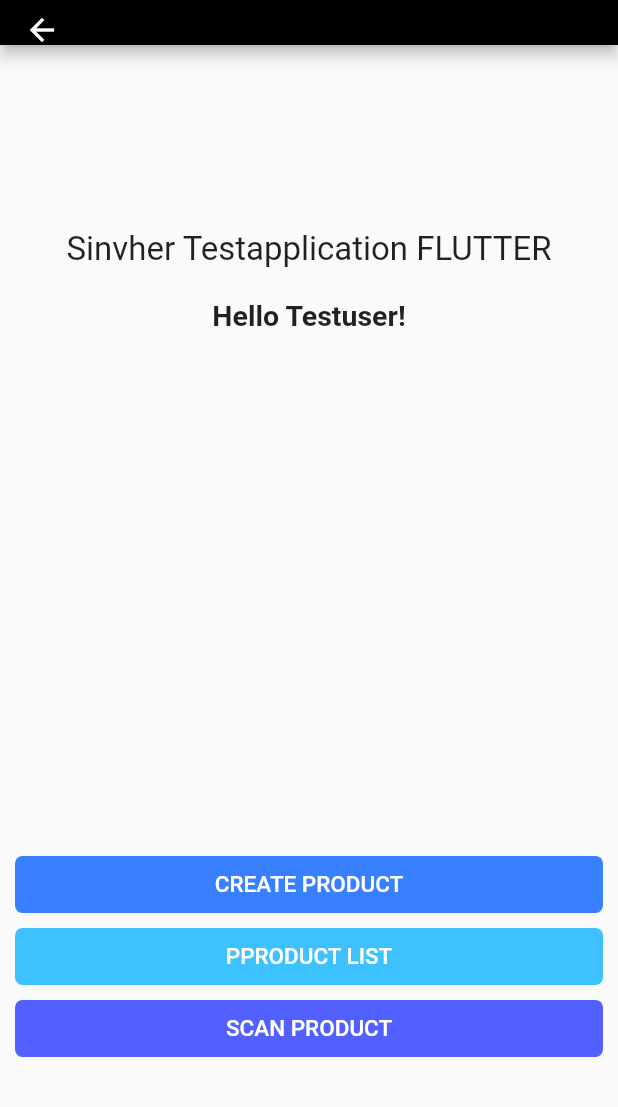
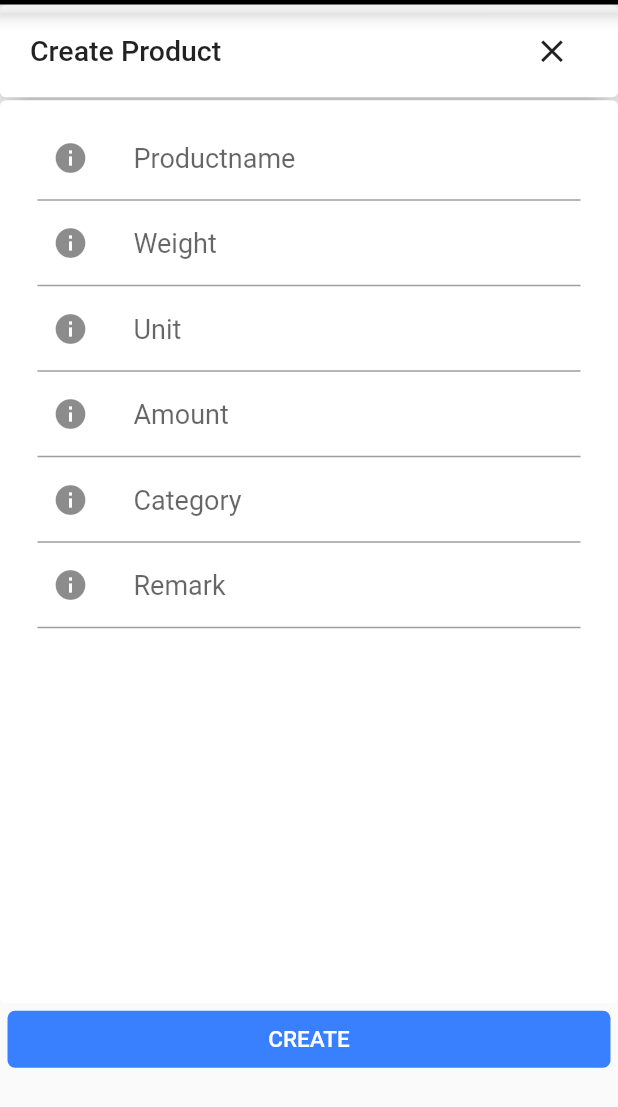
Before and after one commit to ZvexhalProject/flutter-prototype, a Flutter app: the DashboardPage screen opened directly, after a tap on "CREATE PRODUCT", on a phone screen of 412 x 824 dp. Shown: the top 1107 px of the screen. Run offline on Flutter 3.47's test engine with Material 2 defaults, Android fonts, the phone set to English and light mode, and no system bars; our stand-ins replace rflutter_alert; missing offline and left inert: flutter_barcode_scanner.

Commit message:
final prototype

```diff
--- a/app/lib/pages/productform.dart
+++ b/app/lib/pages/productform.dart
@@ -0,0 +1,224 @@
+import 'package:app/shared/models/product.dart';
+import 'package:app/shared/services/apiservice.dart';
+import 'package:flutter/material.dart';
+import 'package:rflutter_alert/rflutter_alert.dart';
+
+class FormPage extends StatefulWidget {
+  @override
+  _FormPageState createState() => _FormPageState();
+}
+
+class _FormPageState extends State<FormPage> {
+  final _productnameController = TextEditingController();
+  final _weightController = TextEditingController();
+  final _unitController = TextEditingController();
+  final _amountController = TextEditingController();
+  final _categoryController = TextEditingController();
+  final _remarkController = TextEditingController();
+
+  Widget _buildProductnameForm() {
+    return TextFormField(
+        controller: _productnameController,
+        //initialValue: "WhitneyWisozk",
+        decoration: InputDecoration(
+            contentPadding: new EdgeInsets.symmetric(vertical: 18.0),
+            hintText: "Productname",
+            hintStyle: TextStyle(fontSize: 18),
+            prefixIcon: Padding(
+              padding: const EdgeInsets.only(left: 10, right: 30),
+              child: Icon(Icons.info),
+            )));
+  }
+
+  Widget _buildWeightForm() {
+    return TextFormField(
+      controller: _weightController,
+      keyboardType: TextInputType.number,
+      // initialValue: "pBn17UYNSxo_KqB",
+      decoration: InputDecoration(
+          contentPadding: new EdgeInsets.symmetric(vertical: 18.0),
+          hintText: "Weight",
+          hintStyle: TextStyle(fontSize: 18),
+          prefixIcon: Padding(
+            padding: const EdgeInsets.only(left: 10, right: 30),
+            child: Icon(Icons.info),
+          )),
+    );
+  }
+
+  Widget _buildUnitForm() {
+    return TextFormField(
+      controller: _unitController,
+      // initialValue: "pBn17UYNSxo_KqB",
+      decoration: InputDecoration(
+          contentPadding: new EdgeInsets.symmetric(vertical: 18.0),
+          hintText: "Unit",
+          hintStyle: TextStyle(fontSize: 18),
+          prefixIcon: Padding(
+            padding: const EdgeInsets.only(left: 10, right: 30),
+            child: Icon(Icons.info),
+          )),
+    );
+  }
+
+  Widget _buildAmountForm() {
+    return TextFormField(
+      controller: _amountController,
+      keyboardType: TextInputType.number,
+      // initialValue: "pBn17UYNSxo_KqB",
+      decoration: InputDecoration(
+          contentPadding: new EdgeInsets.symmetric(vertical: 18.0),
+          hintText: "Amount",
+          hintStyle: TextStyle(fontSize: 18),
+          prefixIcon: Padding(
+            padding: const EdgeInsets.only(left: 10, right: 30),
+            child: Icon(Icons.info),
+          )),
+    );
+  }
+
+  Widget _buildcategoryForm() {
+    return TextFormField(
+      controller: _categoryController,
+      // initialValue: "pBn17UYNSxo_KqB",
+      decoration: InputDecoration(
+          contentPadding: new EdgeInsets.symmetric(vertical: 18.0),
+          hintText: "Category",
+          hintStyle: TextStyle(fontSize: 18),
+          prefixIcon: Padding(
+            padding: const EdgeInsets.only(left: 10, right: 30),
+            child: Icon(Icons.info),
+          )),
+    );
+  }
+
+  Widget _buildRemarkForm() {
+    return TextFormField(
+      controller: _remarkController,
+      // initialValue: "pBn17UYNSxo_KqB",
+      decoration: InputDecoration(
+          contentPadding: new EdgeInsets.symmetric(vertical: 18.0),
+          hintText: "Remark",
+          hintStyle: TextStyle(fontSize: 18),
+          prefixIcon: Padding(
+            padding: const EdgeInsets.only(left: 10, right: 30),
+            child: Icon(Icons.info),
+          )),
+    );
+  }
+
+  @override
+  Widget build(BuildContext context) {
+    return Scaffold(
+      appBar: PreferredSize(
+          preferredSize: Size.fromHeight(3.0),
+          child: AppBar(
+            //leading: new Container(),
+            automaticallyImplyLeading: false,
+            backgroundColor: Colors.black,
+          )),
+      body: SingleChildScrollView(
+        child: Column(children: <Widget>[
+          Card(
+            elevation: 10,
+            margin: EdgeInsets.zero,
+            child: Container(
+                padding: EdgeInsets.symmetric(horizontal: 20),
+                height: MediaQuery.of(context).size.height * 0.075,
+                width: MediaQuery.of(context).size.width,
+                child: Row(
+                    mainAxisAlignment: MainAxisAlignment.spaceBetween,
+                    children: <Widget>[
+                      Padding(
+                        padding: EdgeInsets.zero,
+                        child: Text("Create Product",
+                            style: TextStyle(
+                                fontSize: 19, fontWeight: FontWeight.w500)),
+                      ),
+                      IconButton(
+                        icon: Icon(Icons.close, size: 25),
+                        onPressed: () {
+                          Navigator.pop(context);
+                        },
+                      )
+                    ])
+                //color: Colors.red,
+                ),
+          ),
+          Padding(
+            padding: EdgeInsets.only(top: 0),
+            child: Card(
+                margin: EdgeInsets.only(top: 2),
+                elevation: 0,
+                color: Colors.white,
+                child: Padding(
+                  padding: EdgeInsets.symmetric(horizontal: 25, vertical: 10),
+                  child: Column(children: <Widget>[
+                    _buildProductnameForm(),
+                    _buildWeightForm(),
+                    _buildUnitForm(),
+                    _buildAmountForm(),
+                    _buildcategoryForm(),
+                    _buildRemarkForm(),
+                    SizedBox(height: 240),
+                  ]),
+                )),
+          ),
+          Column(crossAxisAlignment: CrossAxisAlignment.end, children: <Widget>[
+            Container(
+              //height: MediaQuery.of(context).size.height * 0.08,
+              padding: EdgeInsets.only(right: 5, left: 5, bottom: 20),
+              width: MediaQuery.of(context).size.width,
+              child: FlatButton(
+                shape: RoundedRectangleBorder(
+                    borderRadius: BorderRadius.circular(5)),
+                child: Padding(
+                  padding: EdgeInsets.all(10),
+                  child: Text(
+                    'CREATE',
+                    style: TextStyle(fontSize: 15, color: Colors.white),
+                  ),
+                ),
+                color: Color(0xff3880ff),
+                onPressed: () {
+                  Product pep;
+                  try {
+                    pep = new Product(
+                        _productnameController.text,
+                        int.parse(_weightController.text),
+                        _unitController.text,
+                        int.parse(_amountController.text),
+                        _categoryController.text,
+                        _remarkController.text);
+                  } catch (e) {
+                    Alert(
+                            context: context,
+                            title: "Error",
+                            desc: "Please enter valid Product Information")
+                        .show();
+                    setState(() {});
+                  }
+                  createProduct(pep)
+                      .then((value) => setState(() {
+                            _amountController.clear();
+                            _categoryController.clear();
+                            _productnameController.clear();
+                            _unitController.clear();
+                            _weightController.clear();
+                            _remarkController.clear();
+                            Alert(
+                                    context: context,
+                                    title: "Success",
+                                    desc: "Product added to database")
+                                .show();
+                          }))
+                      .catchError((e) {});
+                },
+              ),
+            ),
+          ])
+        ]),
+      ),
+    );
+  }
+}
--- a/app/pubspec.yaml
+++ b/app/pubspec.yaml
@@ -30,6 +30,7 @@ dependencies:
   cupertino_icons: ^1.0.0
   http: ^0.12.2
   rflutter_alert: ^1.1.0
+  flutter_barcode_scanner: ^1.0.1
 
 dev_dependencies:
   flutter_test:
```
Also changed, not shown: app/lib/pages/dashboardpage.dart (+24 -3 lines), app/lib/pages/productlist.dart (+128 -0 lines), app/lib/pages/scanpage.dart (+88 -0 lines), app/lib/shared/models/product.dart (+10 -79 lines), app/lib/shared/services/apiservice.dart (+73 -5 lines), app/pubspec.lock.
